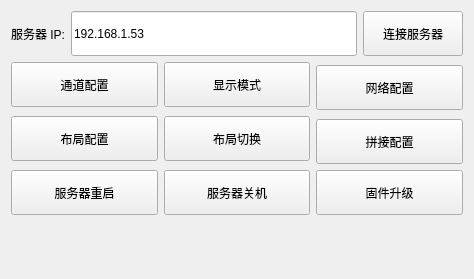
First picture: the form in ids_client/idsclient.ui, repository MR-ACC/IDS-Client, before the edit.
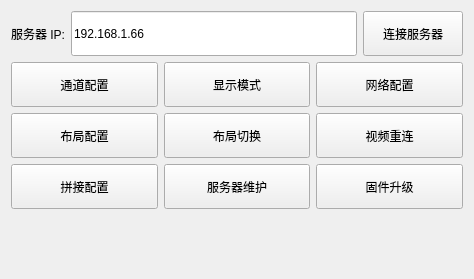
Second picture: the form after the edit.

Commit message: 客户端增加视频重连

```diff
--- a/ids_client/idsclient.ui
+++ b/ids_client/idsclient.ui
@@ -54,7 +54,7 @@
          </size>
         </property>
         <property name="text">
-         <string>192.168.1.53</string>
+         <string>192.168.1.66</string>
         </property>
        </widget>
       </item>
@@ -101,7 +101,7 @@
         </property>
        </widget>
       </item>
-      <item row="0" column="2" rowspan="2">
+      <item row="0" column="2">
        <widget class="QPushButton" name="pushButton_netcfg">
         <property name="minimumSize">
          <size>
@@ -114,7 +114,7 @@
         </property>
        </widget>
       </item>
-      <item row="1" column="0" rowspan="2">
+      <item row="1" column="0">
        <widget class="QPushButton" name="pushButton_layoutcfg">
         <property name="minimumSize">
          <size>
@@ -127,7 +127,7 @@
         </property>
        </widget>
       </item>
-      <item row="1" column="1" rowspan="2">
+      <item row="1" column="1">
        <widget class="QPushButton" name="pushButton_layoutSwitch">
         <property name="minimumSize">
          <size>
@@ -140,7 +140,20 @@
         </property>
        </widget>
       </item>
-      <item row="2" column="2">
+      <item row="1" column="2">
+       <widget class="QPushButton" name="pushButton_reConnect">
+        <property name="minimumSize">
+         <size>
+          <width>100</width>
+          <height>45</height>
+         </size>
+        </property>
+        <property name="text">
+         <string>视频重连</string>
+        </property>
+       </widget>
+      </item>
+      <item row="2" column="0">
        <widget class="QPushButton" name="pushButton_stitch">
         <property name="minimumSize">
          <size>
@@ -153,7 +166,7 @@
         </property>
        </widget>
       </item>
-      <item row="3" column="0">
+      <item row="2" column="1">
        <widget class="QPushButton" name="pushButton_serverReboot">
         <property name="minimumSize">
          <size>
@@ -162,24 +175,11 @@
          </size>
         </property>
         <property name="text">
-         <string>服务器重启</string>
+         <string>服务器维护</string>
         </property>
        </widget>
       </item>
-      <item row="3" column="1">
-       <widget class="QPushButton" name="pushButton_serverShutdown">
-        <property name="minimumSize">
-         <size>
-          <width>100</width>
-          <height>45</height>
-         </size>
-        </property>
-        <property name="text">
-         <string>服务器关机</string>
-        </property>
-       </widget>
-      </item>
-      <item row="3" column="2">
+      <item row="2" column="2">
        <widget class="QPushButton" name="pushButton_upgrade">
         <property name="minimumSize">
          <size>
```
Left out of the diff: 2 changed lines with no effect on the pictures. The commit also changes 3 other files.
